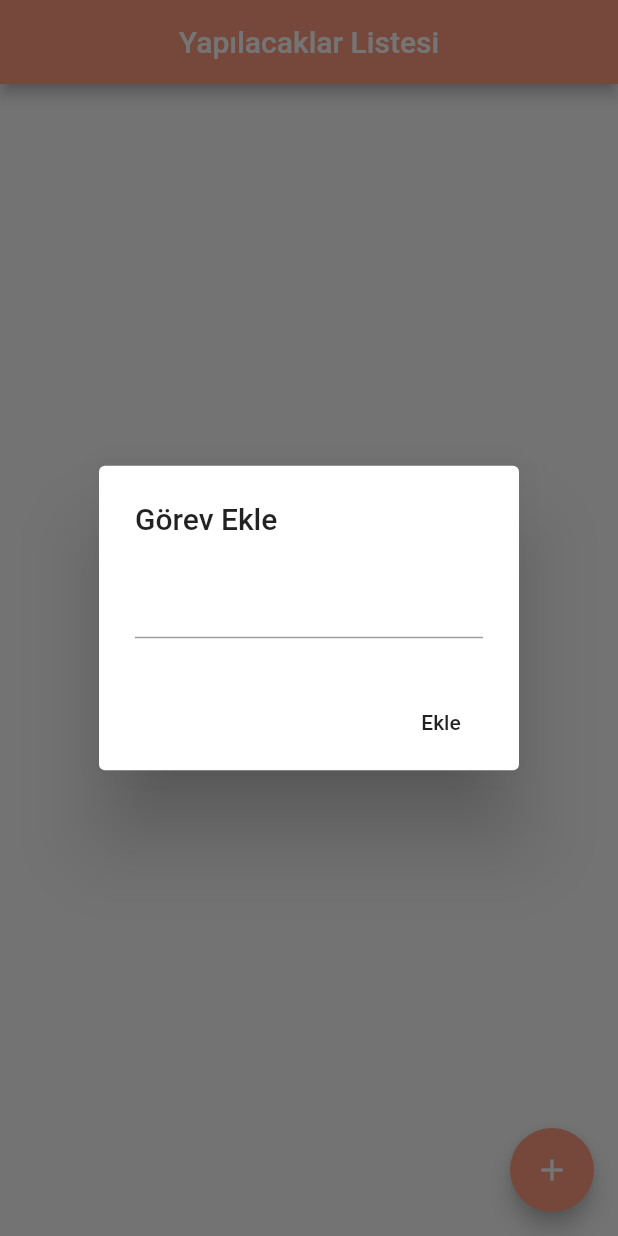
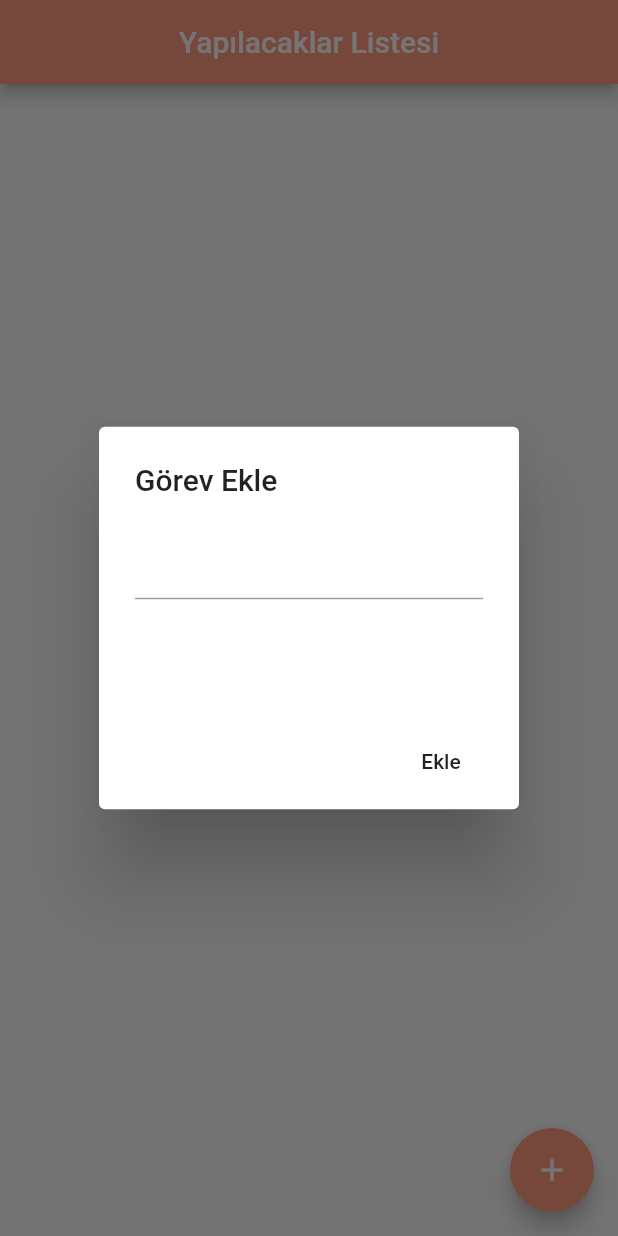
Before and after one commit to mfabank/todoapp2, a Flutter app: the screen it shows after launch, after a tap on the "add" icon, on a phone screen of 412 x 824 dp. Run offline on Flutter 3.47's test engine with Material 2 defaults, Android fonts, the phone set to English and light mode, and no system bars; our stand-ins replace cloud_firestore, firebase_core; accounts and stored records are empty.

Commit message:
Firebase done !

```diff
--- a/lib/main.dart
+++ b/lib/main.dart
@@ -17,13 +17,16 @@ class MyApp extends StatefulWidget {
 
 class _MyAppState extends State<MyApp> {
   String input;
+  String input2;
   List todos = List();
 
   createTodos() {
     DocumentReference documentReference =
         Firestore.instance.collection("MyTodos").document(input);
+    /*DocumentReference documentReference2 =
+        Firestore.instance.collection("MyTodos2").document(input2);*/
 
-    Map<String, String> todos = {"todoTitle": input};
+    Map<String, String> todos = {"todoTitle": input/*, "todoTitle2": input2*/};
     documentReference
         .setData(todos)
         .whenComplete(() => {print("$input created")});
@@ -73,10 +76,24 @@ class _MyAppState extends State<MyApp> {
                 builder: (BuildContext context) {
                   return AlertDialog(
                     title: Text("Görev Ekle"),
-                    content: TextField(
-                      onChanged: (String value) {
-                        input = value;
-                      },
+                    content: Container(
+                      height: 100,
+                      child: Column(
+                        children: [
+                          TextField(
+                            onChanged: (String value) {
+                              input = value;
+                            },
+                          ),
+                          /*Flexible(
+                            child: TextField(
+                              onChanged: (String value) {
+                                input2 = value;
+                              },
+                            ),
+                          ),*/
+                        ],
+                      ),
                     ),
                     actions: [
                       FlatButton(
@@ -107,7 +124,9 @@ class _MyAppState extends State<MyApp> {
                   shape: RoundedRectangleBorder(
                       borderRadius: BorderRadius.circular(15)),
                   child: ListTile(
+                    leading: Icon(Icons.calendar_today),
                     title: Text(documentSnapshot.data()["todoTitle"]),
+                    /*subtitle: Text(documentSnapshot.data()["todoTitle2"]),*/
                     trailing: IconButton(
                       icon: Icon(Icons.delete),
                       color: Colors.red,
```
